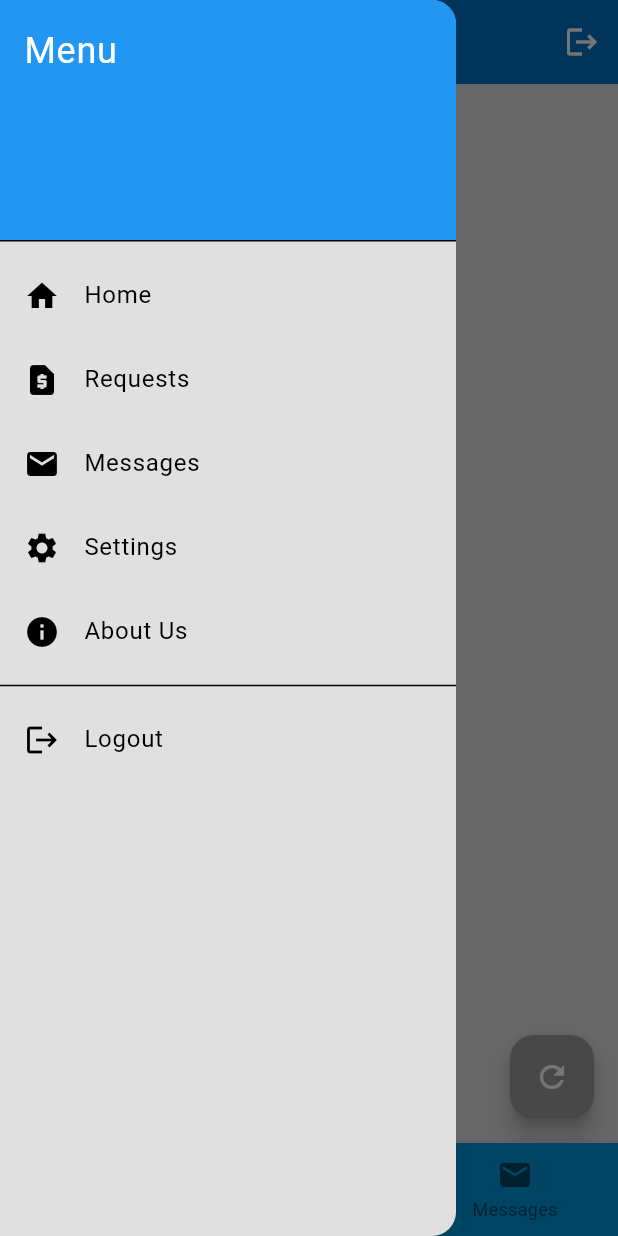
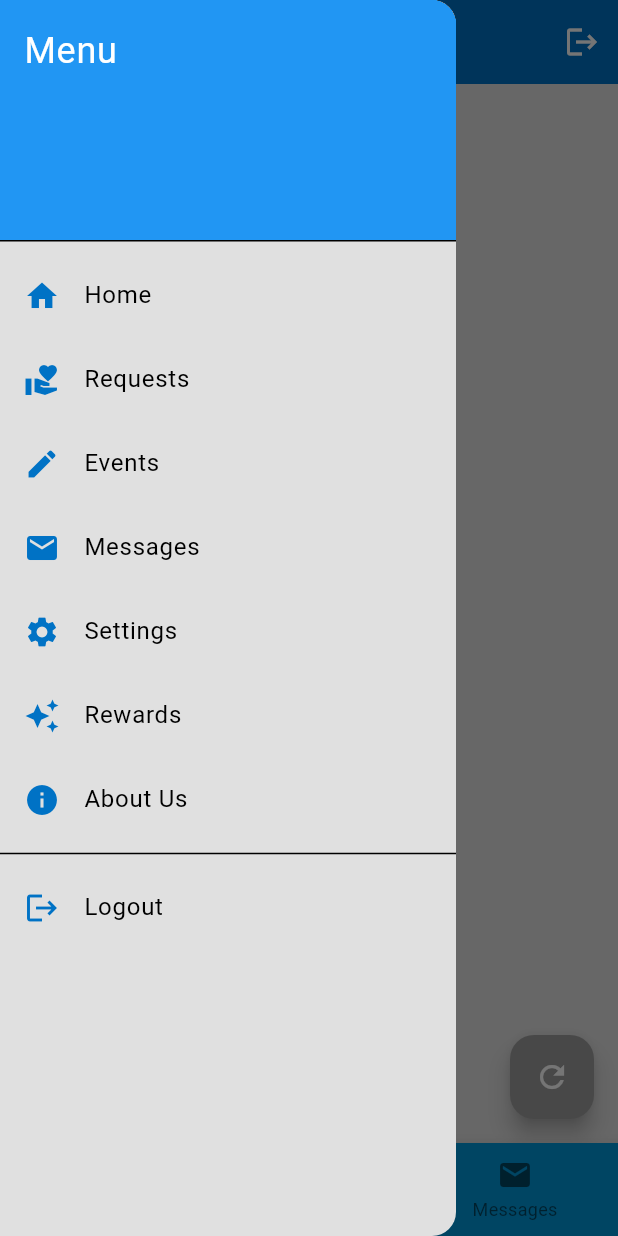
Before and after one commit to reetamit/CommApp, a Flutter app: the DashboardPage screen opened directly, with the side drawer open, on a phone screen of 412 x 824 dp. Run offline on Flutter 3.47's test engine with Material 3 defaults, Android fonts, the phone set to English and light mode, and no system bars; our stand-ins replace firebase_auth, firebase_core, firebase_database, geolocator, get, rxdart; accounts and stored records are empty; statements that could not run were skipped.

Commit message:
Rewards,Events,Color Themes

```diff
--- a/lib/localization/words.dart
+++ b/lib/localization/words.dart
@@ -4,7 +4,8 @@ class Words {
   static const String password = 'Password';
   static const String resetPassword = 'Reset Password?';
   static const String enterSomething = 'Please enter some text';
-  static const String welcomeMessage = 'Welcome back!';
+  static const String welcomeMessage =
+      'Welcome to Community Connect\nLocal voice, global impact!';
   static const String signup = "Don't have an account? Sign Up";
 
   //Data base paths and fields
--- a/lib/screens/dashboard.dart
+++ b/lib/screens/dashboard.dart
@@ -5,6 +5,9 @@ import 'package:flutter_app/screens/loginpage.dart';
 import 'package:flutter_app/screens/message.dart';
 import 'package:flutter_app/screens/profile.dart';
 import 'package:flutter_app/screens/request.dart';
+import 'package:flutter_app/models/light_mode.dart';
+import 'package:flutter_app/screens/rewards.dart';
+import 'package:flutter_app/screens/Events.dart';
 
 class DashboardPage extends StatefulWidget {
   const DashboardPage({Key? key}) : super(key: key);
@@ -81,7 +84,7 @@ class _DashboardPageState extends State<DashboardPage> {
         items: const <BottomNavigationBarItem>[
           BottomNavigationBarItem(icon: Icon(Icons.home), label: 'Home'),
           BottomNavigationBarItem(
-            icon: Icon(Icons.request_page),
+            icon: Icon(Icons.volunteer_activism_sharp),
             label: 'Requests',
           ),
           BottomNavigationBarItem(icon: Icon(Icons.email), label: 'Messages'),
@@ -103,7 +106,7 @@ class _DashboardPageState extends State<DashboardPage> {
               ),
             ),
             ListTile(
-              leading: const Icon(Icons.home),
+              leading: const Icon(Icons.home, color: AppColors.primaryBlue),
               title: const Text('Home'),
               onTap: () {
                 navigateTo(0);
@@ -111,7 +114,10 @@ class _DashboardPageState extends State<DashboardPage> {
               },
             ),
             ListTile(
-              leading: const Icon(Icons.request_page),
+              leading: Icon(
+                Icons.volunteer_activism_sharp,
+                color: AppColors.primaryBlue,
+              ),
               title: const Text('Requests'),
               onTap: () {
                 navigateTo(1);
@@ -119,7 +125,17 @@ class _DashboardPageState extends State<DashboardPage> {
               },
             ),
             ListTile(
-              leading: const Icon(Icons.email),
+              leading: Icon(Icons.create, color: AppColors.primaryBlue),
+              title: const Text('Events'),
+              onTap: () {
+                // Navigate to the profile screen
+                Navigator.of(
+                  context,
+                ).push(MaterialPageRoute(builder: (context) => EventsScreen()));
+              },
+            ),
+            ListTile(
+              leading: const Icon(Icons.email, color: AppColors.primaryBlue),
               title: const Text('Messages'),
               onTap: () {
                 navigateTo(2);
@@ -127,7 +143,7 @@ class _DashboardPageState extends State<DashboardPage> {
               },
             ),
             ListTile(
-              leading: const Icon(Icons.settings),
+              leading: const Icon(Icons.settings, color: AppColors.primaryBlue),
               title: const Text('Settings'),
               onTap: () {
                 // Navigate to the profile screen
@@ -137,7 +153,20 @@ class _DashboardPageState extends State<DashboardPage> {
               },
             ),
             ListTile(
-              leading: const Icon(Icons.info),
+              leading: const Icon(
+                Icons.auto_awesome,
+                color: AppColors.primaryBlue,
+              ),
+              title: const Text('Rewards'),
+              onTap: () {
+                // Navigate to the profile screen
+                Navigator.of(
+                  context,
+                ).push(MaterialPageRoute(builder: (context) => RewardsPage()));
+              },
+            ),
+            ListTile(
+              leading: const Icon(Icons.info, color: AppColors.primaryBlue),
               title: const Text('About Us'),
               onTap: () {
                 // Navigate to the profile screen
@@ -148,7 +177,7 @@ class _DashboardPageState extends State<DashboardPage> {
             ),
             const Divider(),
             ListTile(
-              leading: const Icon(Icons.logout),
+              leading: const Icon(Icons.logout, color: AppColors.primaryBlue),
               title: const Text('Logout'),
               onTap: _logout,
             ),
```
Also changed, not shown: lib/screens/Events.dart (added, +37 -0 lines), lib/screens/loginpage.dart (+4 -4 lines), lib/screens/rewards.dart (added, +91 -0 lines), assets/images/Rewards_participant.png (added), assets/images/medal-icon0.png (added), assets/images/medal-icon1.png (added), assets/images/medal-icon2.png (added), assets/images/medal-icon3.png (added), assets/images/medal-icon4.png (added), assets/images/medal-icon5.png (added), 567 other files.
